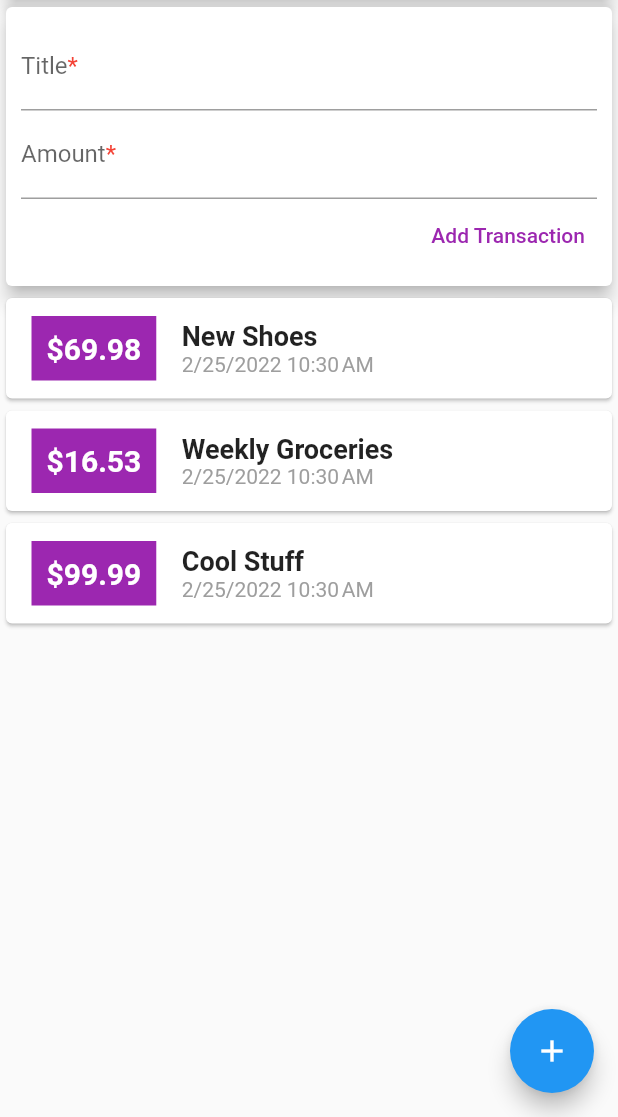
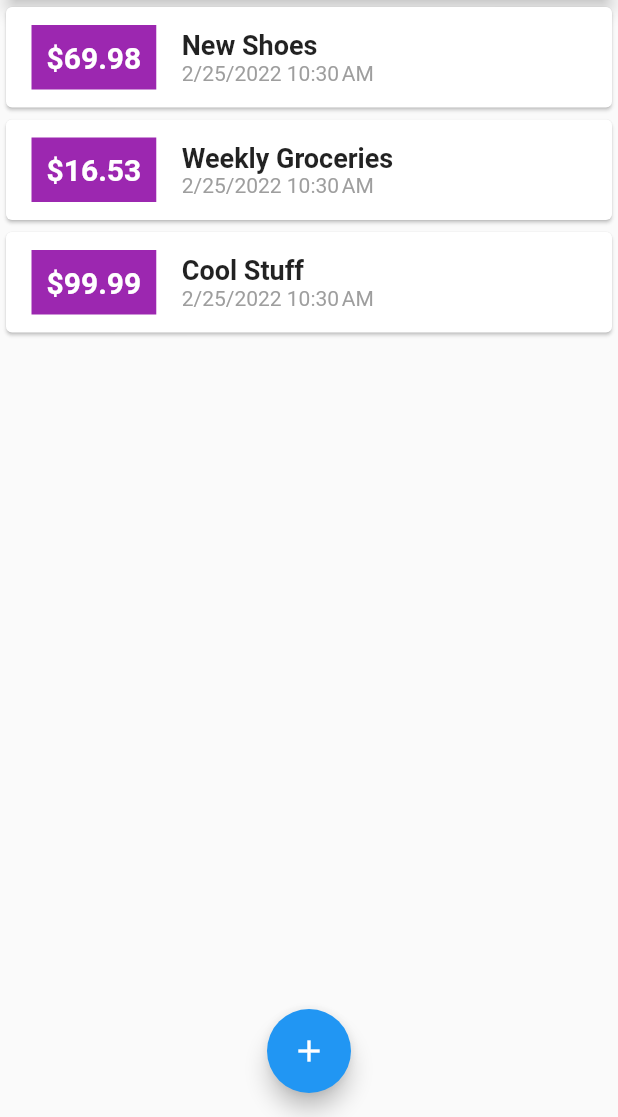
Before and after one commit to mubinbin/expenses_app, a Flutter app: the screen it shows after launch, on a phone screen of 412 x 824 dp, the part 119-1236 px from its top. Run offline on Flutter 3.47's test engine with Material 2 defaults, Android fonts, the phone set to English and light mode, and no system bars.

Commit message:
put new transaction inputs as modal
put new transaction inputs as modal

```diff
--- a/lib/widgets/home.dart
+++ b/lib/widgets/home.dart
@@ -1,40 +1,97 @@
 import 'package:flutter/material.dart';
-import './user_transactions.dart';
+import './transaction_list.dart';
+import './new_transaction.dart';
+import '../models/trasaction.dart';
 
-class MyHomePage extends StatelessWidget {
+class MyHomePage extends StatefulWidget {
   const MyHomePage({Key? key}) : super(key: key);
+
+  @override
+  State<MyHomePage> createState() => _MyHomePageState();
+}
+
+class _MyHomePageState extends State<MyHomePage> {
+  final List<Transaction> _userTransactions = [
+    Transaction(
+      id: "t1",
+      title: "New Shoes",
+      amount: 69.99,
+      date: DateTime.now(),
+    ),
+    Transaction(
+      id: "t2",
+      title: "Weekly Groceries",
+      amount: 16.53,
+      date: DateTime.now(),
+    ),
+    Transaction(
+      id: "t3",
+      title: "Cool Stuff",
+      amount: 99.99999999,
+      date: DateTime.now(),
+    ),
+  ];
+
+  void _addNewTransaction(String title, double amount) {
+    if (title.isEmpty || amount <= 0) {
+      return;
+    }
+
+    final newTx = Transaction(
+      id: DateTime.now().toString(),
+      title: title,
+      amount: amount,
+      date: DateTime.now(),
+    );
+
+    setState(() {
+      _userTransactions.add(newTx);
+    });
+
+    Navigator.of(context).pop();
+  }
+
+  void _startAddNewTransaction(BuildContext context) {
+    showModalBottomSheet(
+      context: context,
+      builder: (BuildContext ctx) {
+        return NewTransaction(addNewTransaction: _addNewTransaction);
+      },
+    );
+  }
 
   @override
   Widget build(BuildContext context) {
     return Scaffold(
       appBar: AppBar(
         title: const Text('Expenses App'),
-        actions: const <Widget>[
+        actions: <Widget>[
           IconButton(
-            onPressed: null,
-            icon: Icon(Icons.add, color: Colors.white),
+            onPressed: () => _startAddNewTransaction(context),
+            icon: const Icon(Icons.add, color: Colors.white),
           )
         ],
       ),
       body: SingleChildScrollView(
         child: Column(
           crossAxisAlignment: CrossAxisAlignment.stretch,
-          children: const <Widget>[
-            SizedBox(
+          children: <Widget>[
+            const SizedBox(
               child: Card(
                 child: Text("PH FOR CHARTS"),
                 elevation: 5,
-                //color: Colors.blue,
               ),
               width: double.infinity,
             ),
-            UserTransactions(),
+            TransactionList(userTransactions: _userTransactions),
           ],
         ),
       ),
-      floatingActionButton: const FloatingActionButton(
-        onPressed: null,
-        child: Icon(Icons.add),
+      floatingActionButtonLocation: FloatingActionButtonLocation.centerFloat,
+      floatingActionButton: FloatingActionButton(
+        onPressed: () => _startAddNewTransaction(context),
+        splashColor: Colors.purple,
+        child: const Icon(Icons.add),
       ),
     );
   }
--- a/lib/widgets/new_transaction.dart
+++ b/lib/widgets/new_transaction.dart
@@ -1,11 +1,16 @@
 import 'package:flutter/material.dart';
 import './text_input.dart';
 
-class NewTransaction extends StatelessWidget {
+class NewTransaction extends StatefulWidget {
   final Function addNewTransaction;
 
-  NewTransaction({Key? key, required this.addNewTransaction}) : super(key: key);
+  const NewTransaction({Key? key, required this.addNewTransaction}) : super(key: key);
 
+  @override
+  State<NewTransaction> createState() => _NewTransactionState();
+}
+
+class _NewTransactionState extends State<NewTransaction> {
   final titleController = TextEditingController();
   final amountController = TextEditingController();
 
@@ -21,17 +26,17 @@ class NewTransaction extends StatelessWidget {
             TextInput(
               inputController: titleController,
               labelTitle: 'Title',
-              addNewTransaction: () => addNewTransaction(
+              addNewTransaction: () => widget.addNewTransaction(
                   titleController.text, double.parse(amountController.text)),
             ),
             TextInput(
               inputController: amountController,
               labelTitle: 'Amount',
-              addNewTransaction: () => addNewTransaction(
+              addNewTransaction: () => widget.addNewTransaction(
                   titleController.text, double.parse(amountController.text)),
             ),
             TextButton(
-              onPressed: () => addNewTransaction(
+              onPressed: () => widget.addNewTransaction(
                   titleController.text, double.parse(amountController.text)),
               child: const Text(
                 'Add Transaction',
--- a/lib/widgets/user_transactions.dart
+++ /dev/null
@@ -1,61 +0,0 @@
-import 'package:flutter/material.dart';
-import '../models/trasaction.dart';
-import './transaction_list.dart';
-import './new_transaction.dart';
-
-class UserTransactions extends StatefulWidget {
-  const UserTransactions({Key? key}) : super(key: key);
-
-  @override
-  _UserTransactionsState createState() => _UserTransactionsState();
-}
-
-class _UserTransactionsState extends State<UserTransactions> {
-  final List<Transaction> _userTransactions = [
-    Transaction(
-      id: "t1",
-      title: "New Shoes",
-      amount: 69.99,
-      date: DateTime.now(),
-    ),
-    Transaction(
-      id: "t2",
-      title: "Weekly Groceries",
-      amount: 16.53,
-      date: DateTime.now(),
-    ),
-    Transaction(
-      id: "t3",
-      title: "Cool Stuff",
-      amount: 99.99999999,
-      date: DateTime.now(),
-    ),
-  ];
-
-  void _addNewTransaction(String title, double amount) {
-    if (title.isEmpty || amount <= 0) {
-      return;
-    }
-
-    final newTx = Transaction(
-      id: DateTime.now().toString(),
-      title: title,
-      amount: amount,
-      date: DateTime.now(),
-    );
-
-    setState(() {
-      _userTransactions.add(newTx);
-    });
-  }
-
-  @override
-  Widget build(BuildContext context) {
-    return Column(
-      children: <Widget>[
-        NewTransaction(addNewTransaction: _addNewTransaction),
-        TransactionList(userTransactions: _userTransactions),
-      ],
-    );
-  }
-}
```
